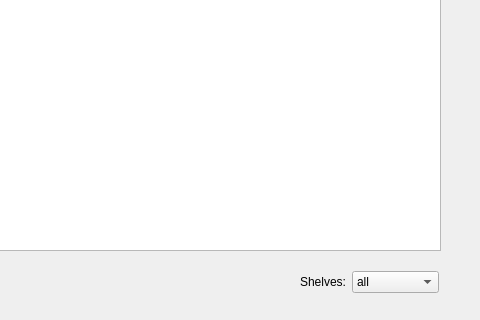
t1coz/courseWord3rdSemestr, file forms/mainwindow.ui: the form before one commit; both pictures show x 320 to 800 and y 280 to 600 of the 800 by 600 pixel window.
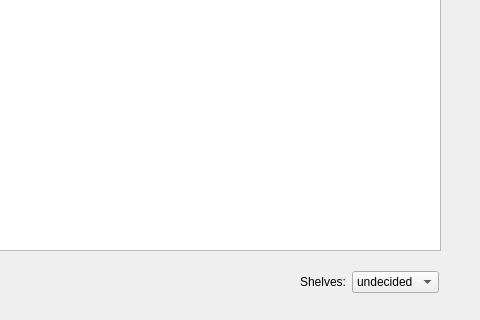
The form after the commit.

```diff
--- a/forms/mainwindow.ui
+++ b/forms/mainwindow.ui
@@ -108,11 +108,6 @@
          <property name="frame">
           <bool>true</bool>
          </property>
-         <item>
-          <property name="text">
-           <string>all</string>
-          </property>
-         </item>
          <item>
           <property name="text">
            <string>undecided</string>
```
